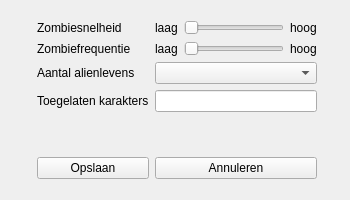
Old version of the form settings.ui in the repository tomredant/alienversuszombie.
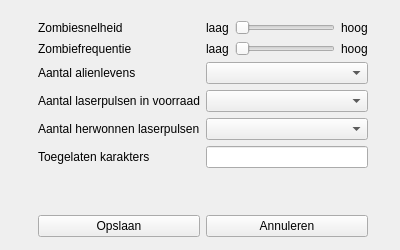
New version of the form. Icons and pictures are not drawn.

```diff
--- a/settings.ui
+++ b/settings.ui
@@ -6,20 +6,20 @@
    <rect>
     <x>0</x>
     <y>0</y>
-    <width>350</width>
-    <height>200</height>
+    <width>400</width>
+    <height>250</height>
    </rect>
   </property>
   <property name="minimumSize">
    <size>
-    <width>350</width>
-    <height>200</height>
+    <width>400</width>
+    <height>250</height>
    </size>
   </property>
   <property name="maximumSize">
    <size>
-    <width>350</width>
-    <height>200</height>
+    <width>400</width>
+    <height>250</height>
    </size>
   </property>
   <property name="windowTitle">
@@ -34,8 +34,8 @@
     <rect>
      <x>20</x>
      <y>20</y>
-     <width>314</width>
-     <height>159</height>
+     <width>367</width>
+     <height>217</height>
     </rect>
    </property>
    <layout class="QHBoxLayout" name="horizontalLayout_3">
@@ -54,12 +54,68 @@
     </item>
     <item>
      <layout class="QGridLayout" name="gridLayout">
-      <item row="2" column="0">
-       <widget class="QLabel" name="lblZombieFrequency">
-        <property name="text">
-         <string>Zombiefrequentie</string>
+      <item row="8" column="1">
+       <spacer name="verticalSpacer_2">
+        <property name="orientation">
+         <enum>Qt::Vertical</enum>
         </property>
-       </widget>
+        <property name="sizeHint" stdset="0">
+         <size>
+          <width>20</width>
+          <height>40</height>
+         </size>
+        </property>
+       </spacer>
+      </item>
+      <item row="8" column="0">
+       <spacer name="verticalSpacer">
+        <property name="orientation">
+         <enum>Qt::Vertical</enum>
+        </property>
+        <property name="sizeHint" stdset="0">
+         <size>
+          <width>20</width>
+          <height>40</height>
+         </size>
+        </property>
+       </spacer>
+      </item>
+      <item row="1" column="1">
+       <layout class="QHBoxLayout" name="horizontalLayout_2">
+        <item>
+         <widget class="QLabel" name="label_7">
+          <property name="text">
+           <string>laag</string>
+          </property>
+         </widget>
+        </item>
+        <item>
+         <widget class="QSlider" name="sliderZombieSpeed">
+          <property name="minimumSize">
+           <size>
+            <width>100</width>
+            <height>0</height>
+           </size>
+          </property>
+          <property name="maximumSize">
+           <size>
+            <width>100</width>
+            <height>16777215</height>
+           </size>
+          </property>
+          <property name="orientation">
+           <enum>Qt::Horizontal</enum>
+          </property>
+         </widget>
+        </item>
+        <item>
+         <widget class="QLabel" name="label_8">
+          <property name="text">
+           <string>hoog</string>
+          </property>
+         </widget>
+        </item>
+       </layout>
       </item>
       <item row="4" column="0">
        <widget class="QLabel" name="lblAlienLife">
@@ -68,13 +124,58 @@
         </property>
        </widget>
       </item>
+      <item row="4" column="1">
+       <widget class="QComboBox" name="comboAlienLife"/>
+      </item>
+      <item row="5" column="0">
+       <widget class="QLabel" name="lblBullets">
+        <property name="text">
+         <string>Aantal laserpulsen in voorraad</string>
+        </property>
+       </widget>
+      </item>
+      <item row="1" column="0">
+       <widget class="QLabel" name="lblZombieSpeed">
+        <property name="text">
+         <string>Zombiesnelheid</string>
+        </property>
+       </widget>
+      </item>
       <item row="7" column="1">
+       <widget class="QLineEdit" name="lineEditCharacters">
+        <property name="maxLength">
+         <number>50</number>
+        </property>
+       </widget>
+      </item>
+      <item row="9" column="1">
        <widget class="QPushButton" name="cancelButton">
         <property name="text">
          <string>Annuleren</string>
         </property>
        </widget>
       </item>
+      <item row="2" column="0">
+       <widget class="QLabel" name="lblZombieFrequency">
+        <property name="text">
+         <string>Zombiefrequentie</string>
+        </property>
+       </widget>
+      </item>
+      <item row="9" column="0">
+       <widget class="QPushButton" name="saveButton">
+        <property name="text">
+         <string>Opslaan</string>
+        </property>
+       </widget>
+      </item>
+      <item row="7" column="0">
+       <widget class="QLabel" name="lblCharacters">
+        <property name="text">
+         <string>Toegelaten karakters</string>
+        </property>
+       </widget>
+      </item>
       <item row="2" column="1">
        <layout class="QHBoxLayout" name="horizontalLayout">
         <item>
@@ -112,99 +213,18 @@
         </item>
        </layout>
       </item>
-      <item row="6" column="1">
-       <spacer name="verticalSpacer_2">
-        <property name="orientation">
-         <enum>Qt::Vertical</enum>
-        </property>
-        <property name="sizeHint" stdset="0">
-         <size>
-          <width>20</width>
-          <height>40</height>
-         </size>
-        </property>
-       </spacer>
-      </item>
-      <item row="4" column="1">
-       <widget class="QComboBox" name="comboAlienLife"/>
-      </item>
-      <item row="7" column="0">
-       <widget class="QPushButton" name="saveButton">
-        <property name="text">
-         <string>Opslaan</string>
-        </property>
-       </widget>
-      </item>
-      <item row="1" column="1">
-       <layout class="QHBoxLayout" name="horizontalLayout_2">
-        <item>
-         <widget class="QLabel" name="label_7">
-          <property name="text">
-           <string>laag</string>
-          </property>
-         </widget>
-        </item>
-        <item>
-         <widget class="QSlider" name="sliderZombieSpeed">
-          <property name="minimumSize">
-           <size>
-            <width>100</width>
-            <height>0</height>
-           </size>
-          </property>
-          <property name="maximumSize">
-           <size>
-            <width>100</width>
-            <height>16777215</height>
-           </size>
-          </property>
-          <property name="orientation">
-           <enum>Qt::Horizontal</enum>
-          </property>
-         </widget>
-        </item>
-        <item>
-         <widget class="QLabel" name="label_8">
-          <property name="text">
-           <string>hoog</string>
-          </property>
-         </widget>
-        </item>
-       </layout>
-      </item>
       <item row="6" column="0">
-       <spacer name="verticalSpacer">
-        <property name="orientation">
-         <enum>Qt::Vertical</enum>
-        </property>
-        <property name="sizeHint" stdset="0">
-         <size>
-          <width>20</width>
-          <height>40</height>
-         </size>
-        </property>
-       </spacer>
-      </item>
-      <item row="5" column="0">
-       <widget class="QLabel" name="lblCharacters">
+       <widget class="QLabel" name="lblBulletsReward">
         <property name="text">
-         <string>Toegelaten karakters</string>
+         <string>Aantal herwonnen laserpulsen</string>
         </property>
        </widget>
       </item>
+      <item row="6" column="1">
+       <widget class="QComboBox" name="comboBulletsReward"/>
+      </item>
       <item row="5" column="1">
-       <widget class="QLineEdit" name="lineEditCharacters">
-        <property name="maxLength">
-         <number>50</number>
-        </property>
-       </widget>
-      </item>
-      <item row="1" column="0">
-       <widget class="QLabel" name="lblZombieSpeed">
-        <property name="text">
-         <string>Zombiesnelheid</string>
-        </property>
-       </widget>
+       <widget class="QComboBox" name="comboBullets"/>
       </item>
      </layout>
     </item>
```
Left out of the diff: 10 changed lines with no effect on the pictures.
